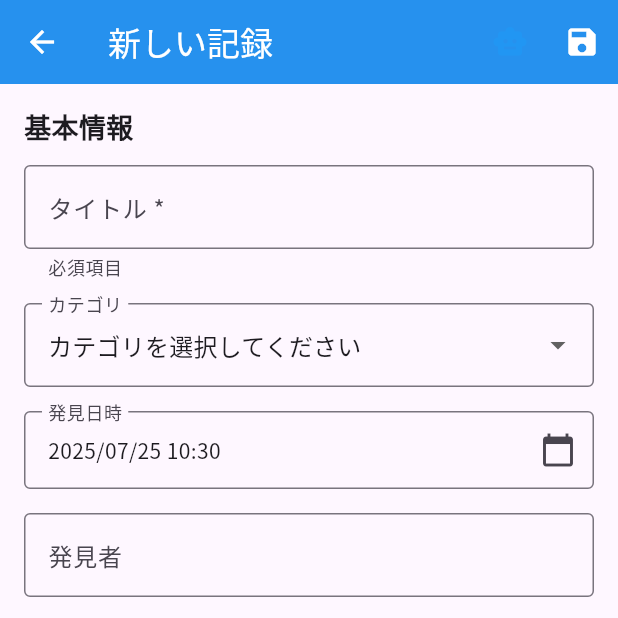
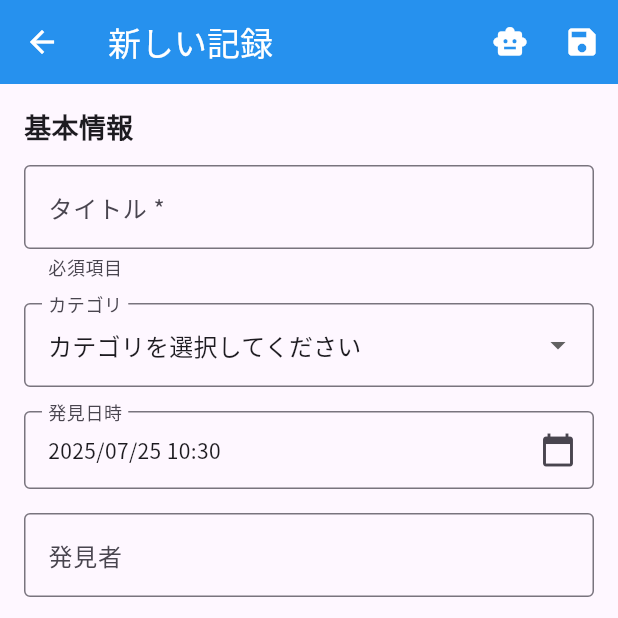
Before and after one commit to akiii2024/location_memo, a Flutter app: the AddMemoScreen screen opened directly, on a phone screen of 412 x 824 dp, the top half of it. Run offline on Flutter 3.47's test engine with Material 3 defaults, Android fonts, the phone set to English and light mode, and no system bars; our stand-ins replace file_picker, flutter_svg, google_fonts, google_generative_ai, hive, hive_flutter and 8 more; missing offline and left inert: dart:html, dart:js_interop, flutter_sound; accounts and stored records are empty.

Commit message:
バージョンを0.1.8-alpha+1から0.1.8-alpha+2に更新。add_memo_screen.dartでAIアシスタントのアイコンの色をデフォルトに変更。

```diff
--- a/lib/screens/add_memo_screen.dart
+++ b/lib/screens/add_memo_screen.dart
@@ -1231,7 +1231,7 @@ class _AddMemoScreenState extends State<AddMemoScreen> {
                     height: 20,
                     child: CircularProgressIndicator(strokeWidth: 2),
                   )
-                : const Icon(Icons.smart_toy, color: Colors.blue),
+                : const Icon(Icons.smart_toy),
             tooltip: 'AIアシスタント',
             onPressed: _isAnalyzing ? null : _showAIAssistant,
           ),
--- a/pubspec.yaml
+++ b/pubspec.yaml
@@ -2,7 +2,7 @@ name: location_memo
 description: "A new Flutter project."
 publish_to: 'none'
 
-version: 0.1.8-alpha+1
+version: 0.1.8-alpha+2
 
 environment:
   sdk: ^3.5.0
```
